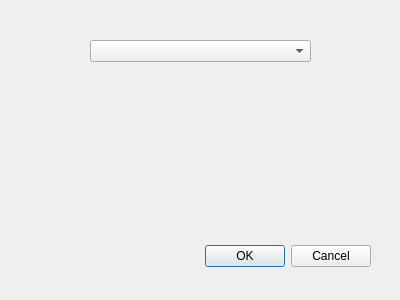
Happy-Ferret/Fluff64, file dialognewimage.ui: the form before one commit.
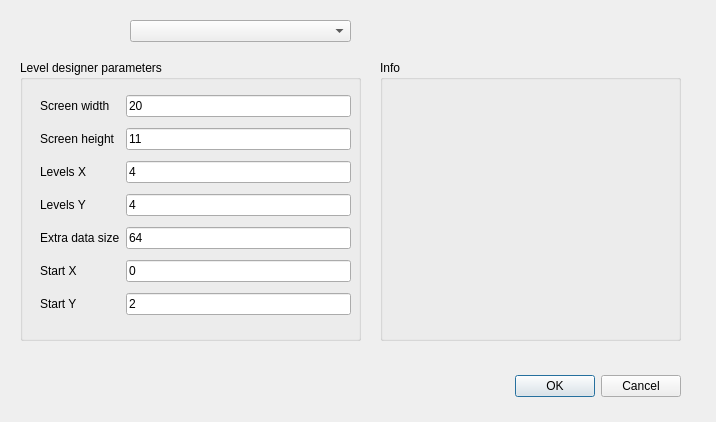
The form after the commit.

The edit to the form file:
```diff
--- a/dialognewimage.ui
+++ b/dialognewimage.ui
@@ -6,8 +6,8 @@
    <rect>
     <x>0</x>
     <y>0</y>
-    <width>400</width>
-    <height>300</height>
+    <width>716</width>
+    <height>422</height>
    </rect>
   </property>
   <property name="windowTitle">
@@ -16,8 +16,8 @@
   <widget class="QDialogButtonBox" name="btnResult">
    <property name="geometry">
     <rect>
-     <x>30</x>
-     <y>240</y>
+     <x>340</x>
+     <y>370</y>
      <width>341</width>
      <height>32</height>
     </rect>
@@ -32,13 +32,186 @@
   <widget class="QComboBox" name="comboBox">
    <property name="geometry">
     <rect>
-     <x>90</x>
-     <y>40</y>
+     <x>130</x>
+     <y>20</y>
      <width>221</width>
      <height>22</height>
     </rect>
    </property>
   </widget>
+  <widget class="QGroupBox" name="grpLevelDesignerParams">
+   <property name="geometry">
+    <rect>
+     <x>20</x>
+     <y>60</y>
+     <width>341</width>
+     <height>281</height>
+    </rect>
+   </property>
+   <property name="title">
+    <string>Level designer parameters</string>
+   </property>
+   <widget class="QWidget" name="gridLayoutWidget">
+    <property name="geometry">
+     <rect>
+      <x>20</x>
+      <y>30</y>
+      <width>311</width>
+      <height>231</height>
+     </rect>
+    </property>
+    <layout class="QGridLayout" name="gridLayout">
+     <item row="1" column="0">
+      <widget class="QLabel" name="label_2">
+       <property name="text">
+        <string>Screen height</string>
+       </property>
+      </widget>
+     </item>
+     <item row="3" column="0">
+      <widget class="QLabel" name="label_4">
+       <property name="text">
+        <string>Levels Y</string>
+       </property>
+      </widget>
+     </item>
+     <item row="2" column="0">
+      <widget class="QLabel" name="label_3">
+       <property name="text">
+        <string>Levels X</string>
+       </property>
+      </widget>
+     </item>
+     <item row="0" column="0">
+      <widget class="QLabel" name="label">
+       <property name="text">
+        <string>Screen width</string>
+       </property>
+      </widget>
+     </item>
+     <item row="4" column="0">
+      <widget class="QLabel" name="label_5">
+       <property name="text">
+        <string>Extra data size</string>
+       </property>
+      </widget>
+     </item>
+     <item row="6" column="0">
+      <widget class="QLabel" name="label_7">
+       <property name="text">
+        <string>Start Y</string>
+       </property>
+      </widget>
+     </item>
+     <item row="5" column="0">
+      <widget class="QLabel" name="label_6">
+       <property name="text">
+        <string>Start X</string>
+       </property>
+      </widget>
+     </item>
+     <item row="0" column="1">
+      <widget class="QLineEdit" name="leScreenWidth">
+       <property name="inputMask">
+        <string>90</string>
+       </property>
+       <property name="text">
+        <string>20</string>
+       </property>
+      </widget>
+     </item>
+     <item row="1" column="1">
+      <widget class="QLineEdit" name="leScreenHeight">
+       <property name="inputMask">
+        <string>90</string>
+       </property>
+       <property name="text">
+        <string>11</string>
+       </property>
+      </widget>
+     </item>
+     <item row="2" column="1">
+      <widget class="QLineEdit" name="leLevelsX">
+       <property name="inputMask">
+        <string>90</string>
+       </property>
+       <property name="text">
+        <string>4</string>
+       </property>
+      </widget>
+     </item>
+     <item row="3" column="1">
+      <widget class="QLineEdit" name="leLevelsY">
+       <property name="inputMask">
+        <string>90</string>
+       </property>
+       <property name="text">
+        <string>4</string>
+       </property>
+      </widget>
+     </item>
+     <item row="4" column="1">
+      <widget class="QLineEdit" name="leExtraDataSize">
+       <property name="inputMask">
+        <string>90</string>
+       </property>
+       <property name="text">
+        <string>64</string>
+       </property>
+      </widget>
+     </item>
+     <item row="5" column="1">
+      <widget class="QLineEdit" name="leStartX">
+       <property name="inputMask">
+        <string>90</string>
+       </property>
+       <property name="text">
+        <string>0</string>
+       </property>
+      </widget>
+     </item>
+     <item row="6" column="1">
+      <widget class="QLineEdit" name="leStartY">
+       <property name="inputMask">
+        <string>90</string>
+       </property>
+       <property name="text">
+        <string>2</string>
+       </property>
+      </widget>
+     </item>
+    </layout>
+   </widget>
+  </widget>
+  <widget class="QGroupBox" name="groupBox">
+   <property name="geometry">
+    <rect>
+     <x>380</x>
+     <y>60</y>
+     <width>301</width>
+     <height>281</height>
+    </rect>
+   </property>
+   <property name="title">
+    <string>Info</string>
+   </property>
+   <widget class="QLabel" name="lblInfo">
+    <property name="geometry">
+     <rect>
+      <x>20</x>
+      <y>30</y>
+      <width>261</width>
+      <height>221</height>
+     </rect>
+    </property>
+    <property name="text">
+     <string/>
+    </property>
+    <property name="alignment">
+     <set>Qt::AlignLeading|Qt::AlignLeft|Qt::AlignTop</set>
+    </property>
+   </widget>
+  </widget>
  </widget>
  <resources/>
  <connections>
```
